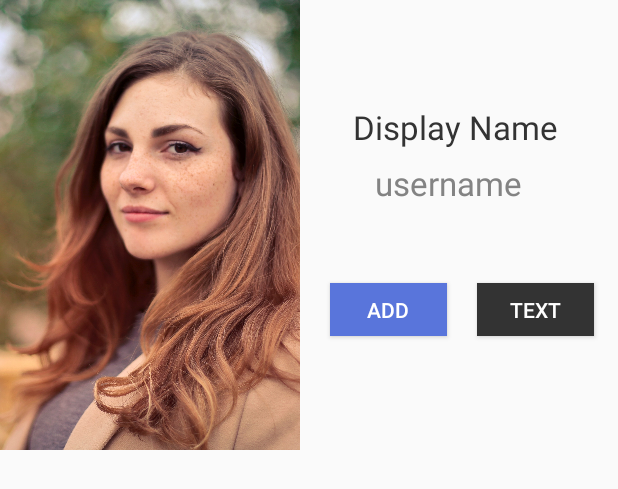
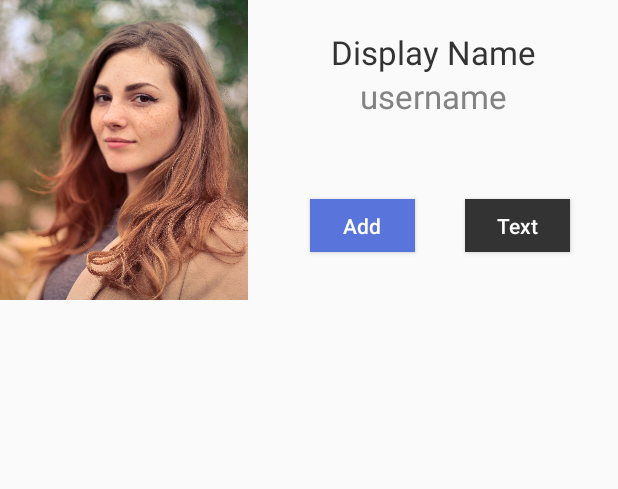
Before and after one commit to BojanVilic/Textbook, an Android app: the layout explore_single_layout.xml on its own in the app's theme, with its tools: preview values and no code run, on a phone screen of 412 x 824 dp. Shown: the top 489 px of the screen. Run offline under Robolectric (Android 15) with nearby library versions, the phone set to English and light mode, and no system bars.

```diff
--- a/app/build.gradle
+++ b/app/build.gradle
@@ -28,7 +28,7 @@ dependencies {
     implementation 'de.hdodenhof:circleimageview:2.2.0'
     implementation 'com.google.firebase:firebase-storage:16.0.1'
     implementation 'com.google.firebase:firebase-database:16.0.1'
-    implementation 'com.firebaseui:firebase-ui-database:4.1.0'
+    implementation 'com.firebaseui:firebase-ui-database:1.2.0'
     implementation 'com.android.support:support-v4:28.0.0-rc01'
     implementation 'com.theartofdev.edmodo:android-image-cropper:2.7.+'
     implementation 'com.github.StevenDXC:DxLoadingButton:2.1'
--- a/app/src/main/java/com/vilic/bojan/textbook/IntroProfileSetup.java
+++ b/app/src/main/java/com/vilic/bojan/textbook/IntroProfileSetup.java
@@ -7,6 +7,7 @@ import android.support.annotation.NonNull;
 import android.support.v7.app.AppCompatActivity;
 import android.os.Bundle;
 import android.text.TextUtils;
+import android.util.Log;
 import android.view.View;
 import android.widget.Button;
 import android.widget.EditText;
--- a/app/src/main/res/layout/explore_single_layout.xml
+++ b/app/src/main/res/layout/explore_single_layout.xml
@@ -5,68 +5,68 @@
     android:layout_height="wrap_content"
     xmlns:app="http://schemas.android.com/apk/res-auto">
 
-    <android.support.v7.widget.CardView
-        android:layout_width="wrap_content"
-        android:layout_height="wrap_content">
-
-    </android.support.v7.widget.CardView>
     <ImageView
         android:id="@+id/singleImageView"
-        android:src="@drawable/woman"
+        android:layout_width="165dp"
+        android:layout_height="200dp"
         android:scaleType="centerCrop"
-        android:layout_width="200dp"
-        android:layout_height="300dp"
         app:layout_constraintStart_toStartOf="parent"
-        app:layout_constraintBottom_toBottomOf="parent"
-        app:layout_constraintTop_toTopOf="parent"/>
+        app:layout_constraintTop_toTopOf="parent"
+        android:src="@drawable/woman" />
 
     <TextView
+        android:layout_marginTop="20dp"
         android:id="@+id/singleDisplayName"
+        app:layout_constraintStart_toEndOf="@id/singleImageView"
+        app:layout_constraintEnd_toEndOf="parent"
+        app:layout_constraintTop_toTopOf="parent"
         android:layout_width="wrap_content"
         android:layout_height="wrap_content"
-        android:layout_marginEnd="40dp"
-        android:layout_marginTop="70dp"
         android:text="Display Name"
         android:textColor="@color/colorPrimaryDark"
-        android:textSize="22sp"
-        app:layout_constraintEnd_toEndOf="parent"
-        app:layout_constraintTop_toTopOf="parent" />
+        android:textSize="22sp" />
 
     <TextView
         android:id="@+id/singleUsername"
+        android:layout_below="@+id/singleDisplayName"
+        app:layout_constraintStart_toEndOf="@id/singleImageView"
+        app:layout_constraintEnd_toEndOf="parent"
+        app:layout_constraintTop_toBottomOf="@+id/singleDisplayName"
         android:layout_width="wrap_content"
         android:layout_height="wrap_content"
-        android:layout_marginEnd="64dp"
-        android:layout_marginTop="8dp"
         android:text="username"
         android:textColor="#838383"
-        android:textSize="22sp"
-        app:layout_constraintEnd_toEndOf="parent"
-        app:layout_constraintTop_toBottomOf="@+id/singleDisplayName" />
+        android:textSize="22sp" />
 
     <Button
-        android:layout_width="78dp"
+        android:id="@+id/addButton"
+        android:layout_width="70dp"
         android:layout_height="35dp"
-        android:layout_marginEnd="8dp"
+        android:layout_alignTop="@+id/textButton"
         android:layout_marginStart="8dp"
-        android:layout_marginTop="52dp"
         android:background="@color/colorAccent"
         android:text="Add"
+        android:textAllCaps="false"
         android:textColor="@color/colorPrimary"
-        app:layout_constraintEnd_toStartOf="@+id/button2"
-        app:layout_constraintStart_toEndOf="@+id/singleImageView"
-        app:layout_constraintTop_toBottomOf="@+id/singleUsername" />
+        app:layout_constraintBottom_toBottomOf="parent"
+        app:layout_constraintEnd_toStartOf="@+id/textButton"
+        android:layout_marginBottom="32dp"
+        app:layout_constraintStart_toEndOf="@+id/singleImageView" />
 
     <Button
-        android:id="@+id/button2"
-        android:layout_width="78dp"
+        android:id="@+id/textButton"
+        android:layout_width="70dp"
         android:layout_height="35dp"
-        android:layout_marginEnd="16dp"
-        android:layout_marginTop="52dp"
+        android:textAllCaps="false"
+
+        android:layout_alignParentBottom="true"
+        android:layout_alignParentEnd="true"
+        android:layout_marginBottom="32dp"
+        android:layout_marginEnd="32dp"
         android:background="@color/colorPrimaryDark"
         android:text="Text"
+        app:layout_constraintBottom_toBottomOf="parent"
         android:textColor="@color/colorPrimary"
-        app:layout_constraintEnd_toEndOf="parent"
-        app:layout_constraintTop_toBottomOf="@+id/singleUsername" />
+        app:layout_constraintEnd_toEndOf="parent" />
 
 </android.support.constraint.ConstraintLayout>
```
Also changed, not shown: app/src/main/java/com/vilic/bojan/textbook/ExploreFragment.java (+23 -25 lines).
